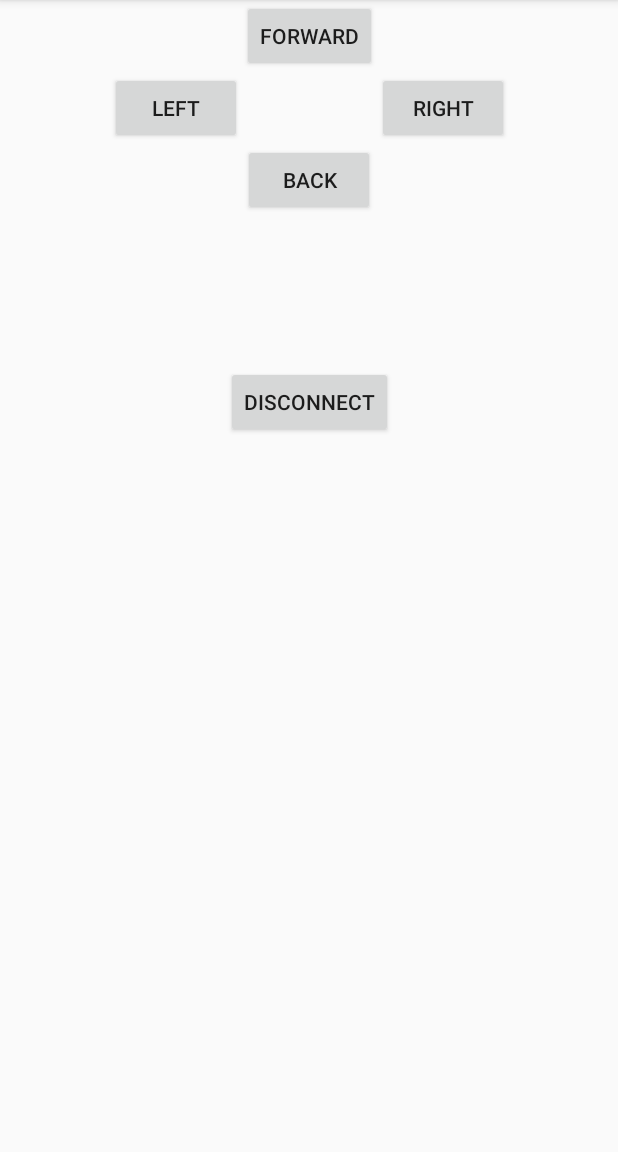
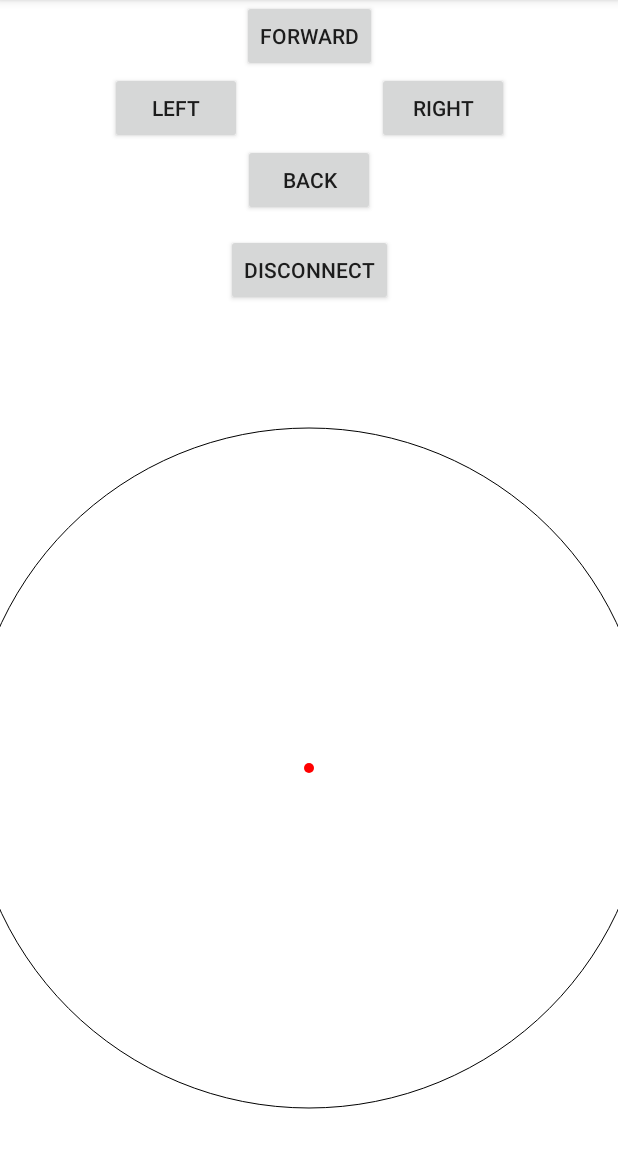
Before and after one commit to tmorten/robocontrol, an Android app: the LedControl screen opened directly, with no data from a screen before it, on a phone screen of 412 x 824 dp, the part 84-1236 px from its top. Run offline under Robolectric (Android 15) with nearby library versions, the phone set to English and light mode, and no system bars; 5 statements that could not run were skipped.

Commit message:
drawing circle and center point to layout

```diff
--- a/app/src/main/java/com/example/tmartin/bluetooth_duino/LedControl.kt
+++ b/app/src/main/java/com/example/tmartin/bluetooth_duino/LedControl.kt
@@ -8,7 +8,10 @@ import android.os.AsyncTask
 import android.support.v7.app.AppCompatActivity
 import android.os.Bundle
 import android.content.Context
+import android.graphics.Canvas
+import android.graphics.Paint
 import android.util.Log
+import android.view.View
 import kotlinx.android.synthetic.main.activity_led_control.*
 import java.io.IOException
 import java.io.InputStream
@@ -32,6 +35,10 @@ class LedControl : AppCompatActivity() {
         super.onCreate(savedInstanceState)
         setContentView(R.layout.activity_led_control)
 
+        val layout1 = findViewById(R.id.layout) as android.support.constraint.ConstraintLayout
+        val background = Canvass(this)
+        layout1.addView(background)
+
         mAddress = intent.getStringExtra(DeviceListActivity.EXTRA_ADDRESS)
         ConnectToDevice(this).execute()
         control_forward.setOnClickListener { sendCommand("f") }
@@ -40,6 +47,25 @@ class LedControl : AppCompatActivity() {
         control_back.setOnClickListener { sendCommand("b") }
         control_led_disconnect.setOnClickListener { disconnect() }
     }
+
+    class Canvass (context: Context): View(context) {
+
+        override fun onDraw (canvas: Canvas) {
+            canvas.drawRGB (255, 255, 255)
+            val width = getWidth ()
+            val hieght = getHeight ()
+            val brush1 = Paint ()
+            val brush2 = Paint()
+            brush1.setARGB (255, 0, 0, 0)
+            brush2.setARGB(255, 255, 0, 0)
+            brush1.setStyle (Paint.Style.STROKE)
+
+            canvas.drawCircle((width/2).toFloat(), (height - (height/3)).toFloat(),5.toFloat(), brush2)
+            canvas.drawCircle((width/2).toFloat(), (height - (height/3)).toFloat(), 340.toFloat(), brush1)
+
+        }
+    }
+
 
     private fun sendCommand(input: String) {
         Log.d("LedControl", "sendCommand, inpu: ${input}")
--- a/app/src/main/res/layout/activity_led_control.xml
+++ b/app/src/main/res/layout/activity_led_control.xml
@@ -2,6 +2,7 @@
 <android.support.constraint.ConstraintLayout xmlns:android="http://schemas.android.com/apk/res/android"
     xmlns:app="http://schemas.android.com/apk/res-auto"
     xmlns:tools="http://schemas.android.com/tools"
+    android:id="@+id/layout"
     android:layout_width="match_parent"
     android:layout_height="match_parent"
     tools:context=".LedControl">
@@ -20,11 +21,10 @@
         android:layout_width="wrap_content"
         android:layout_height="wrap_content"
         android:text="@string/left"
+        app:layout_constraintEnd_toStartOf="@id/control_forward"
         app:layout_constraintLeft_toLeftOf="parent"
         app:layout_constraintRight_toRightOf="parent"
-        app:layout_constraintEnd_toStartOf="@id/control_forward"
-        app:layout_constraintTop_toBottomOf="@+id/control_forward"
-        />
+        app:layout_constraintTop_toBottomOf="@+id/control_forward" />
 
     <android.support.v7.widget.AppCompatButton
         android:id="@+id/control_right"
@@ -34,8 +34,7 @@
         app:layout_constraintLeft_toLeftOf="parent"
         app:layout_constraintRight_toRightOf="parent"
         app:layout_constraintStart_toEndOf="@id/control_forward"
-        app:layout_constraintTop_toBottomOf="@+id/control_forward"
-        />
+        app:layout_constraintTop_toBottomOf="@+id/control_forward" />
 
     <android.support.v7.widget.AppCompatButton
         android:id="@+id/control_back"
@@ -44,17 +43,16 @@
         android:text="@string/back"
         app:layout_constraintLeft_toLeftOf="parent"
         app:layout_constraintRight_toRightOf="parent"
-        app:layout_constraintTop_toBottomOf="@+id/control_left"
-        />
+        app:layout_constraintTop_toBottomOf="@+id/control_left" />
 
     <android.support.v7.widget.AppCompatButton
         android:id="@+id/control_led_disconnect"
         android:layout_width="wrap_content"
         android:layout_height="wrap_content"
+        android:layout_marginTop="12dp"
         android:text="@string/disconnect"
         app:layout_constraintLeft_toLeftOf="parent"
         app:layout_constraintRight_toRightOf="parent"
-        android:layout_marginTop="100dp"
         app:layout_constraintTop_toBottomOf="@+id/control_back" />
 
 </android.support.constraint.ConstraintLayout>
```
